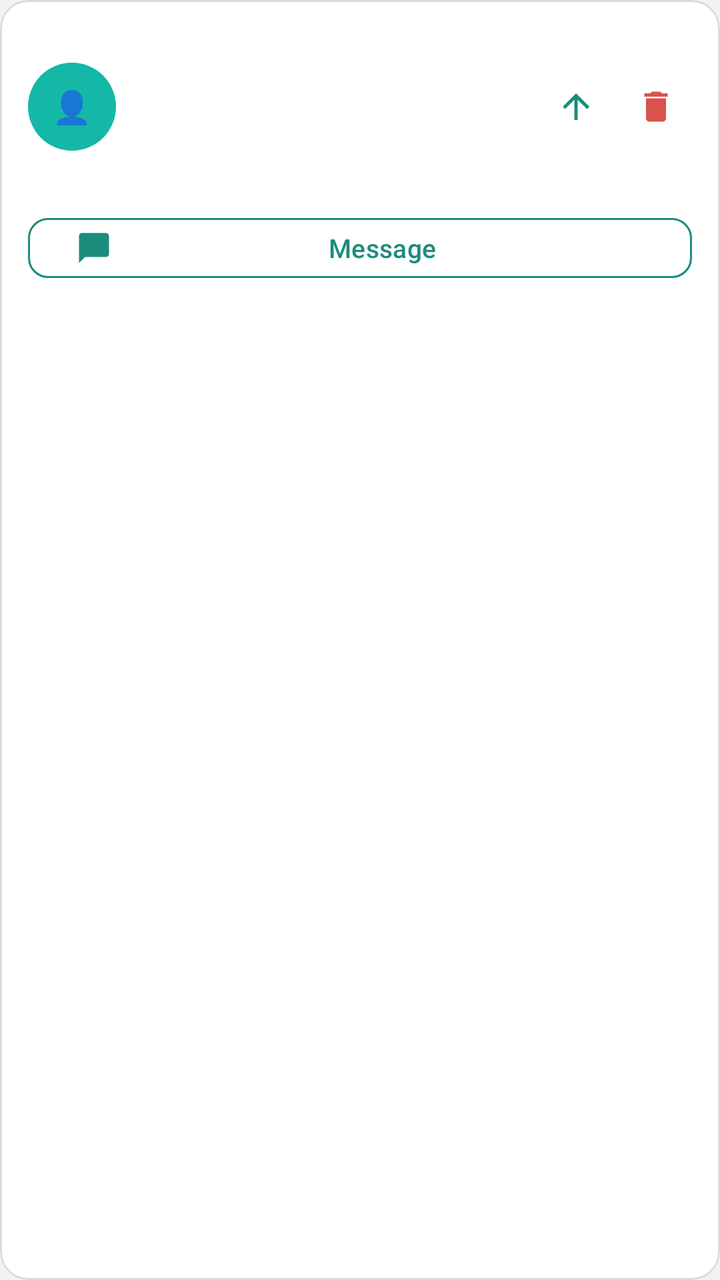
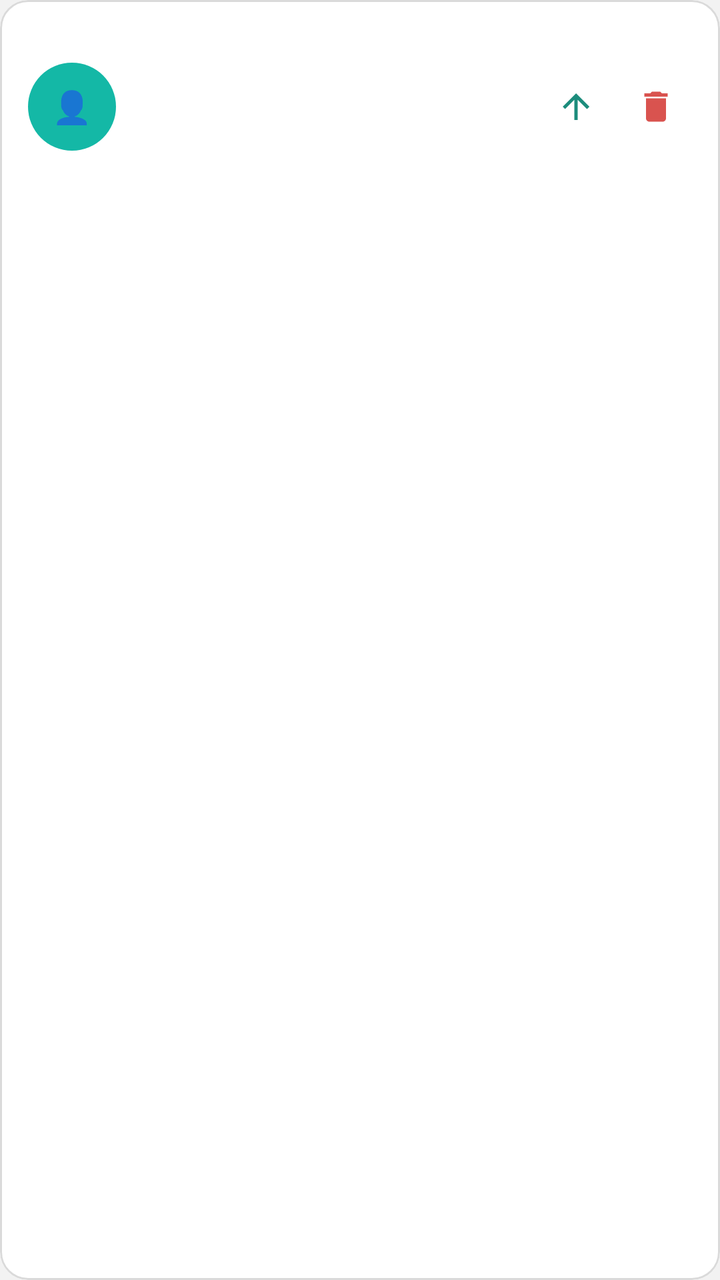

Compare the two renders of this Android layout. The source of the first and the diff that turns it into the second are given below.
<!-- AndroidManifest.xml: application theme Theme.HairGo -->
<!-- res/layout/admin_item_user.xml -->
<?xml version="1.0" encoding="utf-8"?>
<com.google.android.material.card.MaterialCardView xmlns:android="http://schemas.android.com/apk/res/android"
    xmlns:app="http://schemas.android.com/apk/res-auto"
    android:layout_width="match_parent"
    android:layout_height="wrap_content"
    android:layout_marginBottom="12dp"
    app:cardBackgroundColor="@color/surface"
    app:cardCornerRadius="14dp"
    app:strokeColor="@color/input_border"
    app:strokeWidth="1dp"
    app:cardElevation="0dp">

    <LinearLayout
        android:layout_width="match_parent"
        android:layout_height="wrap_content"
        android:orientation="vertical"
        android:padding="14dp">

        <LinearLayout
            android:layout_width="match_parent"
            android:layout_height="wrap_content"
            android:orientation="horizontal"
            android:gravity="center_vertical">

            <TextView
                android:id="@+id/tvAvatar"
                android:layout_width="44dp"
                android:layout_height="44dp"
                android:background="@drawable/bg_circle_teal"
                android:gravity="center"
                android:text="👤"
                android:textColor="@android:color/white"
                android:textStyle="bold"
                android:textSize="16sp"/>

            <LinearLayout
                android:layout_width="0dp"
                android:layout_weight="1"
                android:layout_height="wrap_content"
                android:orientation="vertical"
                android:paddingHorizontal="12dp">

                <TextView
                    android:id="@+id/tvUserName"
                    android:layout_width="wrap_content"
                    android:layout_height="wrap_content"
                    android:textSize="15sp"
                    android:textStyle="bold"
                    android:textColor="@color/text_primary"/>

                <TextView
                    android:id="@+id/tvUserEmail"
                    android:layout_width="wrap_content"
                    android:layout_height="wrap_content"
                    android:textSize="12sp"
                    android:textColor="@color/text_primary"/>

                <TextView
                    android:id="@+id/tvUserJoined"
                    android:layout_width="wrap_content"
                    android:layout_height="wrap_content"
                    android:textSize="11sp"
                    android:textColor="@color/text_primary"
                    android:layout_marginTop="1dp"/>

                <TextView
                    android:id="@+id/tvUserRoleBadge"
                    android:layout_width="wrap_content"
                    android:layout_height="wrap_content"
                    android:paddingHorizontal="10dp"
                    android:paddingVertical="3dp"
                    android:layout_marginTop="6dp"
                    android:textSize="11sp"
                    android:textStyle="bold"/>
            </LinearLayout>

            <ImageButton
                android:id="@+id/btnPromote"
                android:layout_width="36dp"
                android:layout_height="36dp"
                android:src="@drawable/ic_promote"
                android:background="?attr/selectableItemBackgroundBorderless"
                android:contentDescription="Promote"
                android:layout_marginEnd="4dp"/>

            <ImageButton
                android:id="@+id/btnDeactivate"
                android:layout_width="36dp"
                android:layout_height="36dp"
                android:src="@drawable/ic_delete"
                android:background="?attr/selectableItemBackgroundBorderless"
                android:contentDescription="Deactivate"/>

        </LinearLayout>

        <com.google.android.material.button.MaterialButton
            android:id="@+id/btnMessageUser"
            style="@style/Widget.Material3.Button.OutlinedButton"
            android:layout_width="match_parent"
            android:layout_height="38dp"
            android:layout_marginTop="12dp"
            android:text="Message"
            android:textAllCaps="false"
            android:textSize="13sp"
            app:icon="@drawable/ic_message"
            app:iconTint="@color/teal_primary"
            app:cornerRadius="10dp"
            app:strokeColor="@color/teal_primary"
            android:textColor="@color/teal_primary"/>

    </LinearLayout>
</com.google.android.material.card.MaterialCardView>
<!-- resources referenced by this layout -->
<resources>
  <color name="input_border">#DADADA</color>
  <color name="surface">#FFFFFF</color>
  <color name="teal_primary">#1C8C7C</color>
  <color name="text_primary">#1A1A1A</color>
  <!-- drawable bg_circle_teal (drawable) -->
  <?xml version="1.0" encoding="utf-8"?>
  <shape xmlns:android="http://schemas.android.com/apk/res/android"
      android:shape="oval">
      <solid android:color="@color/teal" />
  </shape>
  <!-- drawable ic_delete (drawable) -->
  <?xml version="1.0" encoding="utf-8"?>
  <vector xmlns:android="http://schemas.android.com/apk/res/android"
      android:width="20dp" android:height="20dp"
      android:viewportWidth="24" android:viewportHeight="24">
      <path android:fillColor="@color/error" android:pathData="M6,19c0,1.1 0.9,2 2,2h8c1.1,0 2,-0.9 2,-2V7H6v12zM19,4h-3.5l-1,-1h-5l-1,1H5v2h14V4z"/>
  </vector>
  <!-- drawable ic_message (drawable) -->
  <?xml version="1.0" encoding="utf-8"?>
  <vector xmlns:android="http://schemas.android.com/apk/res/android"
      android:width="20dp" android:height="20dp"
      android:viewportWidth="24" android:viewportHeight="24">
      <path android:fillColor="@color/teal_primary" android:pathData="M20,2H4c-1.1,0 -2,0.9 -2,2v18l4,-4h14c1.1,0 2,-0.9 2,-2V4c0,-1.1 -0.9,-2 -2,-2z"/>
  </vector>
  <!-- drawable ic_promote (drawable) -->
  <?xml version="1.0" encoding="utf-8"?>
  <vector xmlns:android="http://schemas.android.com/apk/res/android"
      android:width="20dp" android:height="20dp"
      android:viewportWidth="24" android:viewportHeight="24">
      <path android:fillColor="@color/teal_primary" android:pathData="M4,12l1.41,1.41L11,7.83V20h2V7.83l5.59,5.59L20,12l-8,-8L4,12z"/>
  </vector>
  <style name="Theme.HairGo" parent="Base.Theme.HairGo">
          <item name="snackbarStyle">@style/Widget.HairGo.Snackbar</item>
      </style>
  <color name="teal">#14B8A6</color>
  <color name="error">#D9534F</color>
  <style name="Base.Theme.HairGo" parent="Theme.Material3.DayNight.NoActionBar">
          <item name="colorPrimary">@color/teal</item>
          <item name="colorOnPrimary">@color/white</item>
          <item name="colorSurface">@color/surface</item>
          <item name="colorOnSurface">@color/text_primary</item>
          <item name="colorSurfaceVariant">@color/grey_light</item>
          <item name="colorOnSurfaceVariant">@color/text_primary</item>
          <item name="colorOutline">@color/grey_border</item>
          <item name="android:colorBackground">@color/grey_light</item>
      </style>
  <style name="Widget.HairGo.Snackbar" parent="Widget.Material3.Snackbar">
          <item name="backgroundTint">@color/navy</item>
          <item name="android:textColor">@color/white</item>
          <item name="shapeAppearanceOverlay">@style/ShapeAppearanceOverlay.HairGo_Snackbar</item>
      </style>
  <color name="white">#FFFFFF</color>
  <color name="grey_light">#F2F2F2</color>
  <color name="grey_border">#E0E0E0</color>
  <color name="navy">#1B2A4A</color>
  <style name="ShapeAppearanceOverlay.HairGo_Snackbar" parent="">
          <item name="cornerFamily">rounded</item>
          <item name="cornerSize">16dp</item>
      </style>
</resources>

<!-- the commit's change to res/layout/admin_item_user.xml (unified diff, before → after) -->
@@ -93,20 +93,5 @@
 
         </LinearLayout>
 
-        <com.google.android.material.button.MaterialButton
-            android:id="@+id/btnMessageUser"
-            style="@style/Widget.Material3.Button.OutlinedButton"
-            android:layout_width="match_parent"
-            android:layout_height="38dp"
-            android:layout_marginTop="12dp"
-            android:text="Message"
-            android:textAllCaps="false"
-            android:textSize="13sp"
-            app:icon="@drawable/ic_message"
-            app:iconTint="@color/teal_primary"
-            app:cornerRadius="10dp"
-            app:strokeColor="@color/teal_primary"
-            android:textColor="@color/teal_primary"/>
-
     </LinearLayout>
 </com.google.android.material.card.MaterialCardView>
<!-- resource entries referenced after the edit -->
@@ -16,13 +16,6 @@
       android:width="20dp" android:height="20dp"
       android:viewportWidth="24" android:viewportHeight="24">
       <path android:fillColor="@color/error" android:pathData="M6,19c0,1.1 0.9,2 2,2h8c1.1,0 2,-0.9 2,-2V7H6v12zM19,4h-3.5l-1,-1h-5l-1,1H5v2h14V4z"/>
-  </vector>
-  <!-- drawable ic_message (drawable) -->
-  <?xml version="1.0" encoding="utf-8"?>
-  <vector xmlns:android="http://schemas.android.com/apk/res/android"
-      android:width="20dp" android:height="20dp"
-      android:viewportWidth="24" android:viewportHeight="24">
-      <path android:fillColor="@color/teal_primary" android:pathData="M20,2H4c-1.1,0 -2,0.9 -2,2v18l4,-4h14c1.1,0 2,-0.9 2,-2V4c0,-1.1 -0.9,-2 -2,-2z"/>
   </vector>
   <!-- drawable ic_promote (drawable) -->
   <?xml version="1.0" encoding="utf-8"?>
